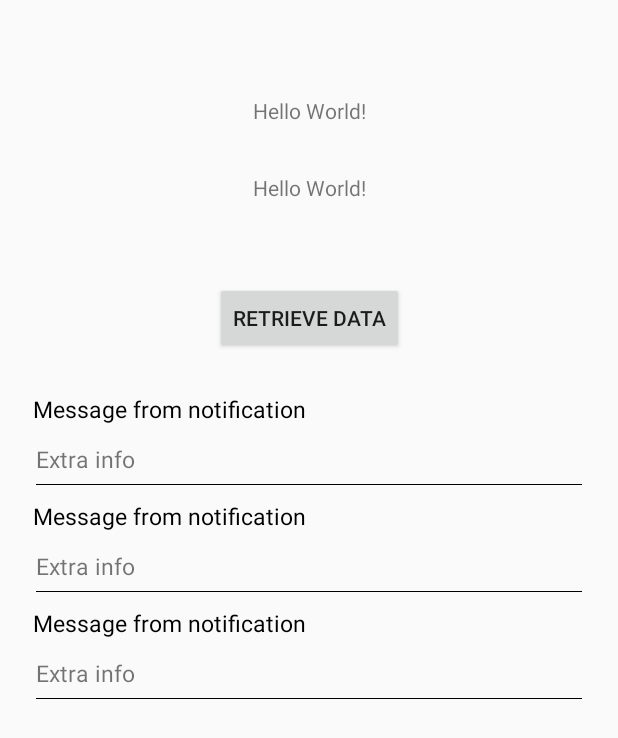
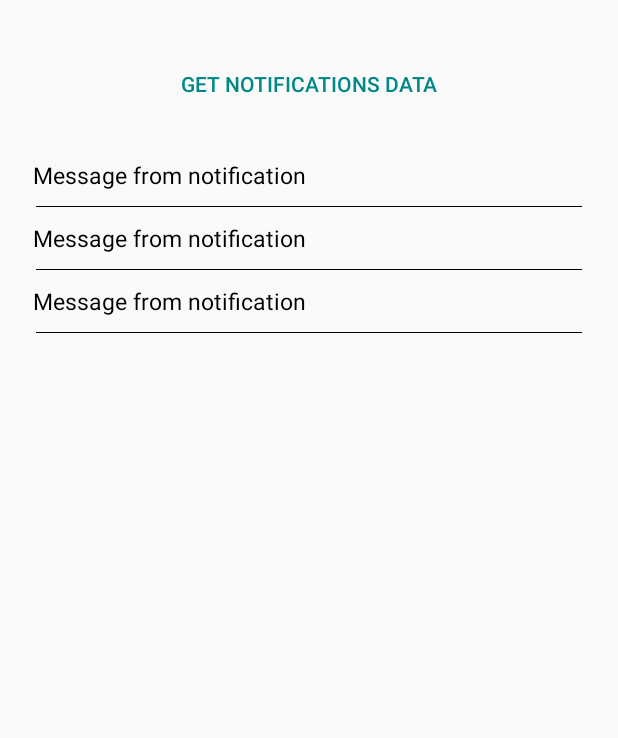
Before and after one commit to FacuJ/ApplicationB, an Android app: the layout activity_main.xml on its own in the app's theme, with its tools: preview values and no code run, on a phone screen of 412 x 824 dp. Shown: the top 738 px of the screen. Run offline under Robolectric (Android 15) with nearby library versions, the phone set to English and light mode, and no system bars.

Commit message:
App finished

```diff
--- a/app/src/main/res/layout/activity_main.xml
+++ b/app/src/main/res/layout/activity_main.xml
@@ -6,35 +6,17 @@
     android:layout_height="match_parent"
     tools:context=".MainActivity">
 
-    <androidx.appcompat.widget.AppCompatTextView
-        android:id="@+id/tvName"
-        android:layout_width="wrap_content"
-        android:layout_height="wrap_content"
-        android:layout_marginTop="64dp"
-        android:text="Hello World!"
-        app:layout_constraintLeft_toLeftOf="parent"
-        app:layout_constraintRight_toRightOf="parent"
-        app:layout_constraintTop_toTopOf="parent" />
-
-    <androidx.appcompat.widget.AppCompatTextView
-        android:id="@+id/tvPass"
+    <androidx.appcompat.widget.AppCompatButton
+        android:id="@+id/btn_retrieve_data"
         android:layout_width="wrap_content"
         android:layout_height="wrap_content"
         android:layout_marginTop="32dp"
-        android:text="Hello World!"
-        app:layout_constraintLeft_toLeftOf="parent"
-        app:layout_constraintRight_toRightOf="parent"
-        app:layout_constraintTop_toBottomOf="@+id/tvName" />
-
-    <Button
-        android:id="@+id/btn_retrieve_data"
-        android:layout_width="wrap_content"
-        android:layout_height="wrap_content"
-        android:layout_marginTop="53dp"
-        android:text="retrieve data"
+        style="@style/Widget.AppCompat.Button.Borderless.Colored"
+        android:textColor="@color/teal_700"
+        android:text="@string/retrieve_data_from_A"
         app:layout_constraintEnd_toEndOf="parent"
         app:layout_constraintStart_toStartOf="parent"
-        app:layout_constraintTop_toBottomOf="@+id/tvPass" />
+        app:layout_constraintTop_toTopOf="parent" />
 
     <androidx.recyclerview.widget.RecyclerView
         android:id="@+id/rv_notifications"
--- a/app/src/main/res/layout/layout_notification_item.xml
+++ b/app/src/main/res/layout/layout_notification_item.xml
@@ -16,44 +16,28 @@
             android:layout_height="wrap_content"
             android:layout_marginStart="4dp"
             android:layout_marginEnd="4dp"
+            android:ellipsize="end"
             android:maxLines="3"
+            android:padding="2dp"
+            android:text="@string/notification_message"
             android:textColor="@color/black"
-            android:padding="2dp"
-            android:ellipsize="end"
-            android:text="@string/notification_message"
             android:textSize="@dimen/text_size_notification_message"
             app:layout_constraintEnd_toEndOf="parent"
             app:layout_constraintHorizontal_bias="0.0"
             app:layout_constraintStart_toStartOf="parent"
-            app:layout_constraintTop_toTopOf="parent"
-            />
+            app:layout_constraintTop_toTopOf="parent" />
 
         <View
             android:id="@+id/v_separator"
             android:layout_width="0dp"
             android:layout_height="0.5dp"
             android:layout_marginStart="8dp"
-            android:layout_marginTop="4dp"
+            android:layout_marginTop="8dp"
             android:layout_marginEnd="8dp"
             android:background="@color/black"
             app:layout_constraintEnd_toEndOf="parent"
             app:layout_constraintStart_toStartOf="parent"
-            app:layout_constraintTop_toBottomOf="@+id/tv_notification_extra" />
-
-        <androidx.appcompat.widget.AppCompatTextView
-            android:id="@+id/tv_notification_extra"
-            android:layout_width="0dp"
-            android:layout_height="wrap_content"
-            android:layout_marginTop="8dp"
-            android:maxLines="3"
-            android:padding="2dp"
-            android:paddingStart="8dp"
-            android:paddingEnd="8dp"
-            android:text="@string/extra_info_from_notification"
-            android:textSize="@dimen/text_size_notification_message"
-            app:layout_constraintEnd_toEndOf="parent"
-            app:layout_constraintStart_toStartOf="parent"
-            app:layout_constraintTop_toBottomOf="@id/tv_notification_message"/>
+            app:layout_constraintTop_toBottomOf="@id/tv_notification_message" />
 
     </androidx.constraintlayout.widget.ConstraintLayout>
 </layout>
--- a/app/src/main/res/values/strings.xml
+++ b/app/src/main/res/values/strings.xml
@@ -3,4 +3,5 @@
     <string name="notification_message">Message from notification</string>
     <string name="extra_info_from_notification">Extra info</string>
     <string name="data_not_retrieved">Data could not be retrieved from application A</string>
+    <string name="retrieve_data_from_A">Get notifications data</string>
 </resources>
```
